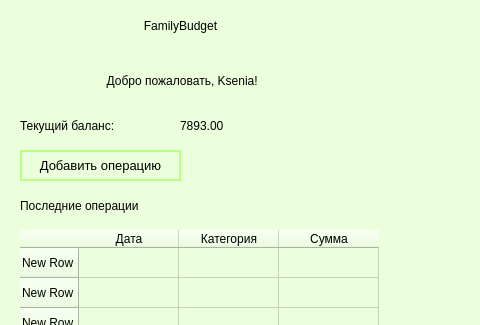
Old version of the form ui/mainwindow.ui in the repository KseniaG8/Family_budget; both pictures show x 120 to 600 and y 0 to 325 of the 600 by 460 pixel window.
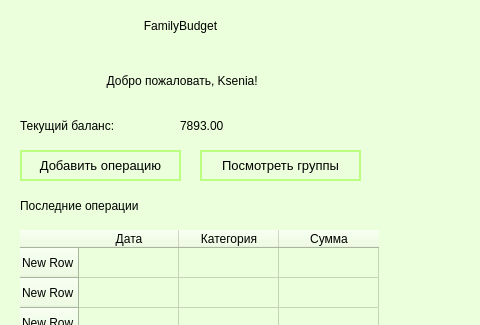
New version of the form.

Commit message: feat: add group management (creation, members, transactions)

Diff of the .ui file:
```diff
--- a/ui/mainwindow.ui
+++ b/ui/mainwindow.ui
@@ -325,6 +325,43 @@
       <string>Цели</string>
      </property>
     </widget>
+    <widget class="QPushButton" name="groupsButton">
+     <property name="geometry">
+      <rect>
+       <x>320</x>
+       <y>170</y>
+       <width>161</width>
+       <height>31</height>
+      </rect>
+     </property>
+     <property name="maximumSize">
+      <size>
+       <width>16777215</width>
+       <height>16777215</height>
+      </size>
+     </property>
+     <property name="styleSheet">
+      <string notr="true">QPushButton {
+	border-radius: 20px;
+    padding: 2px 5px;
+    font-size: 10pt;
+	icon: none
+}
+QPushButton {
+    background-color: transparent;
+    border: 2px solid #BAFF82;
+    color: black;
+}
+QPushButton:hover {
+    background-color: #48A000;
+	color: white;
+	border: none;
+}</string>
+     </property>
+     <property name="text">
+      <string>Посмотреть группы</string>
+     </property>
+    </widget>
    </widget>
   </widget>
   <widget class="QMenuBar" name="menubar">
```
The commit also changes 6 other files.
